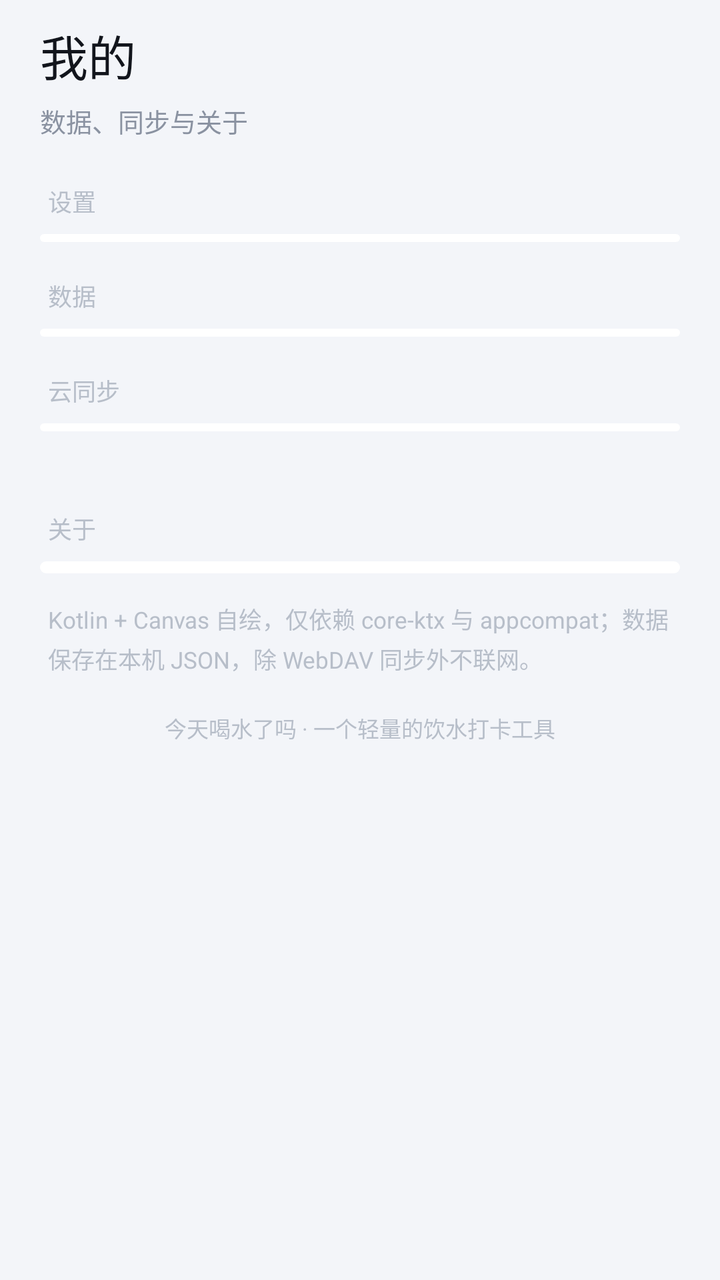
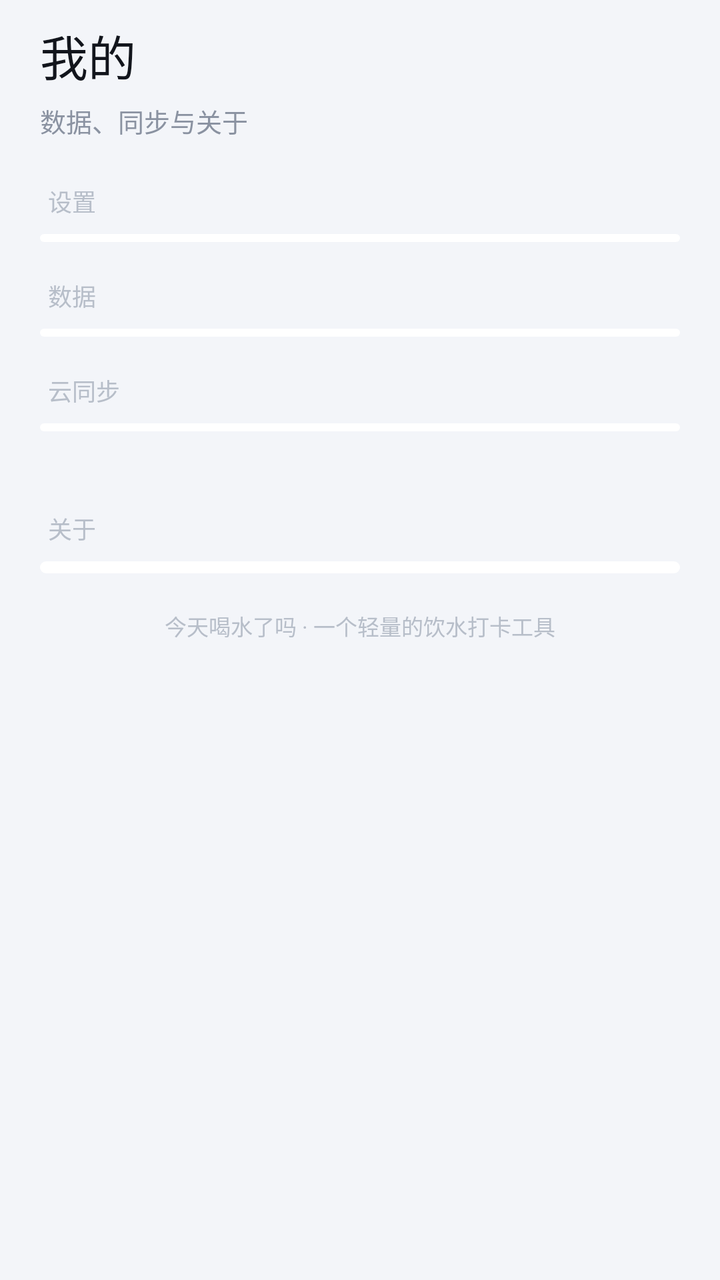

Screens rendered from an Android XML layout before and after an edit, with the pre-edit source and the edit as a unified diff.
<!-- AndroidManifest.xml: application theme Theme.DrinkToday -->
<!-- res/layout/page_me.xml -->
<?xml version="1.0" encoding="utf-8"?>
<ScrollView xmlns:android="http://schemas.android.com/apk/res/android"
    android:layout_width="match_parent"
    android:layout_height="match_parent"
    android:fillViewport="true"
    android:overScrollMode="never"
    android:scrollbars="none">

    <LinearLayout
        android:layout_width="match_parent"
        android:layout_height="wrap_content"
        android:orientation="vertical"
        android:paddingStart="20dp"
        android:paddingTop="10dp"
        android:paddingEnd="20dp"
        android:paddingBottom="18dp">

        <TextView
            android:layout_width="wrap_content"
            android:layout_height="wrap_content"
            android:fontFamily="sans-serif-medium"
            android:includeFontPadding="false"
            android:text="@string/nav_me"
            android:textColor="@color/text_primary"
            android:textSize="24sp" />

        <TextView
            android:layout_width="wrap_content"
            android:layout_height="wrap_content"
            android:layout_marginTop="6dp"
            android:includeFontPadding="false"
            android:text="@string/me_subtitle"
            android:textColor="@color/text_secondary"
            android:textSize="13sp" />

        
        <TextView
            android:layout_width="wrap_content"
            android:layout_height="wrap_content"
            android:layout_marginTop="22dp"
            android:layout_marginStart="4dp"
            android:includeFontPadding="false"
            android:text="@string/me_section_settings"
            android:textColor="@color/text_tertiary"
            android:textSize="12sp" />

        <LinearLayout
            android:id="@+id/cardSettings"
            android:layout_width="match_parent"
            android:layout_height="wrap_content"
            android:layout_marginTop="8dp"
            android:background="@drawable/bg_card"
            android:orientation="vertical"
            android:paddingStart="18dp"
            android:paddingTop="2dp"
            android:paddingEnd="18dp"
            android:paddingBottom="2dp" />

        
        <TextView
            android:layout_width="wrap_content"
            android:layout_height="wrap_content"
            android:layout_marginTop="18dp"
            android:layout_marginStart="4dp"
            android:includeFontPadding="false"
            android:text="@string/me_section_data"
            android:textColor="@color/text_tertiary"
            android:textSize="12sp" />

        <LinearLayout
            android:id="@+id/cardData"
            android:layout_width="match_parent"
            android:layout_height="wrap_content"
            android:layout_marginTop="8dp"
            android:background="@drawable/bg_card"
            android:orientation="vertical"
            android:paddingStart="18dp"
            android:paddingTop="2dp"
            android:paddingEnd="18dp"
            android:paddingBottom="2dp" />

        
        <TextView
            android:layout_width="wrap_content"
            android:layout_height="wrap_content"
            android:layout_marginTop="18dp"
            android:layout_marginStart="4dp"
            android:includeFontPadding="false"
            android:text="@string/me_section_sync"
            android:textColor="@color/text_tertiary"
            android:textSize="12sp" />

        <LinearLayout
            android:id="@+id/cardSync"
            android:layout_width="match_parent"
            android:layout_height="wrap_content"
            android:layout_marginTop="8dp"
            android:background="@drawable/bg_card"
            android:orientation="vertical"
            android:paddingStart="18dp"
            android:paddingTop="2dp"
            android:paddingEnd="18dp"
            android:paddingBottom="2dp" />

        <TextView
            android:id="@+id/tvSyncState"
            android:layout_width="match_parent"
            android:layout_height="wrap_content"
            android:layout_marginTop="8dp"
            android:includeFontPadding="false"
            android:paddingStart="4dp"
            android:paddingEnd="4dp"
            android:textColor="@color/text_tertiary"
            android:textSize="11.5sp" />

        
        <TextView
            android:layout_width="wrap_content"
            android:layout_height="wrap_content"
            android:layout_marginTop="18dp"
            android:layout_marginStart="4dp"
            android:includeFontPadding="false"
            android:text="@string/me_section_about"
            android:textColor="@color/text_tertiary"
            android:textSize="12sp" />

        <LinearLayout
            android:id="@+id/cardAbout"
            android:layout_width="match_parent"
            android:layout_height="wrap_content"
            android:layout_marginTop="8dp"
            android:background="@drawable/bg_card"
            android:orientation="vertical"
            android:paddingStart="18dp"
            android:paddingTop="2dp"
            android:paddingEnd="18dp"
            android:paddingBottom="4dp" />

        <TextView
            android:layout_width="match_parent"
            android:layout_height="wrap_content"
            android:layout_marginTop="14dp"
            android:layout_marginStart="4dp"
            android:layout_marginEnd="4dp"
            android:lineSpacingExtra="3dp"
            android:text="@string/me_tech"
            android:textColor="@color/text_tertiary"
            android:textSize="11.5sp" />

        <TextView
            android:layout_width="match_parent"
            android:layout_height="wrap_content"
            android:layout_marginTop="18dp"
            android:gravity="center"
            android:text="@string/me_footer"
            android:textColor="@color/text_tertiary"
            android:textSize="11sp" />
    </LinearLayout>
</ScrollView>
<!-- resources referenced by this layout -->
<resources>
  <color name="text_primary">#12151C</color>
  <color name="text_secondary">#8A92A1</color>
  <color name="text_tertiary">#B7BEC9</color>
  <!-- drawable bg_card (drawable) -->
  <?xml version="1.0" encoding="utf-8"?>
  <shape xmlns:android="http://schemas.android.com/apk/res/android" android:shape="rectangle">
      <solid android:color="@color/surface" />
      <corners android:radius="26dp" />
  </shape>
  <string name="me_footer">今天喝水了吗 · 一个轻量的饮水打卡工具</string>
  <string name="me_section_about">关于</string>
  <string name="me_section_data">数据</string>
  <string name="me_section_settings">设置</string>
  <string name="me_section_sync">云同步</string>
  <string name="me_subtitle">数据、同步与关于</string>
  <string name="me_tech">Kotlin + Canvas 自绘，仅依赖 core-ktx 与 appcompat；数据保存在本机 JSON，除 WebDAV 同步外不联网。</string>
  <string name="nav_me">我的</string>
  <style name="Theme.DrinkToday" parent="Theme.DrinkToday.Base" />
  <color name="surface">#FFFFFF</color>
  <style name="Theme.DrinkToday.Base" parent="Theme.AppCompat.Light.NoActionBar">
          <item name="android:windowBackground">@color/bg</item>
          <item name="android:statusBarColor">@android:color/transparent</item>
          <item name="android:navigationBarColor">@android:color/transparent</item>
          <item name="android:windowLightStatusBar">true</item>
          <item name="android:windowDrawsSystemBarBackgrounds">true</item>
          <item name="colorAccent">@color/accent</item>
          <item name="android:textColorPrimary">@color/text_primary</item>
          <item name="android:fontFamily">sans-serif</item>
      </style>
  <color name="bg">#F3F5F9</color>
  <color name="accent">#3482FF</color>
</resources>

<!-- the commit's change to res/layout/page_me.xml (unified diff, before → after) -->
@@ -139,17 +139,6 @@
         <TextView
             android:layout_width="match_parent"
             android:layout_height="wrap_content"
-            android:layout_marginTop="14dp"
-            android:layout_marginStart="4dp"
-            android:layout_marginEnd="4dp"
-            android:lineSpacingExtra="3dp"
-            android:text="@string/me_tech"
-            android:textColor="@color/text_tertiary"
-            android:textSize="11.5sp" />
-
-        <TextView
-            android:layout_width="match_parent"
-            android:layout_height="wrap_content"
             android:layout_marginTop="18dp"
             android:gravity="center"
             android:text="@string/me_footer"
<!-- resource entries referenced after the edit -->
@@ -15,7 +15,6 @@
   <string name="me_section_settings">设置</string>
   <string name="me_section_sync">云同步</string>
   <string name="me_subtitle">数据、同步与关于</string>
-  <string name="me_tech">Kotlin + Canvas 自绘，仅依赖 core-ktx 与 appcompat；数据保存在本机 JSON，除 WebDAV 同步外不联网。</string>
   <string name="nav_me">我的</string>
   <style name="Theme.DrinkToday" parent="Theme.DrinkToday.Base" />
   <color name="surface">#FFFFFF</color>
